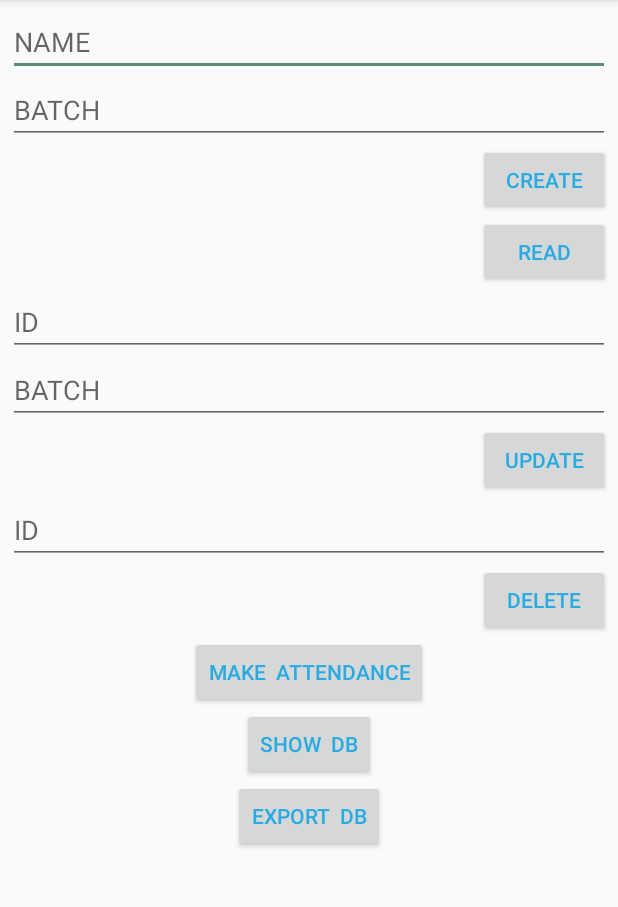
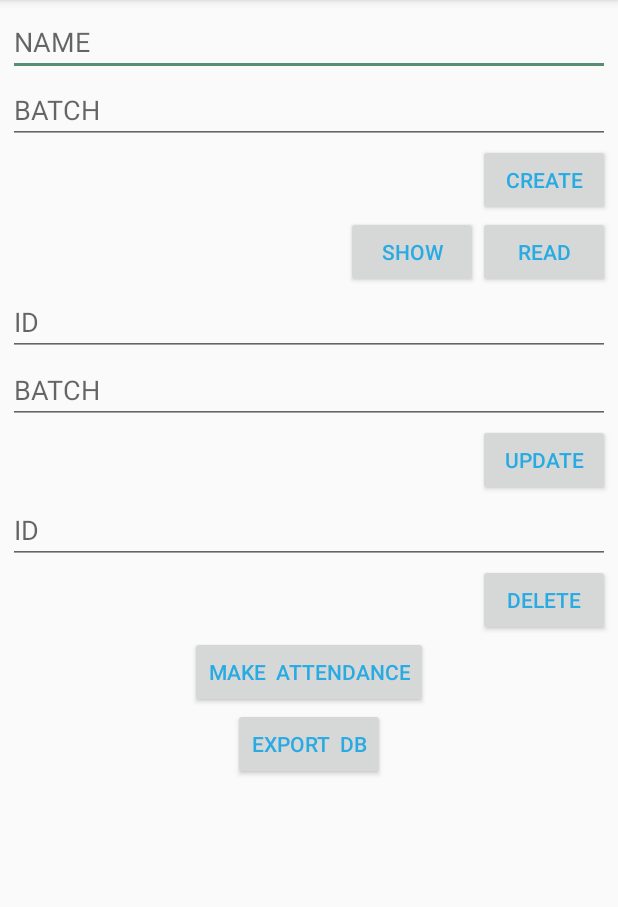
Before and after one commit to ujjwalmaity/SQLiteDataStorage, an Android app: the screen it shows after launch (MainActivity), on a phone screen of 412 x 824 dp, the part 84-991 px from its top. Run offline under Robolectric (Android 15) with nearby library versions, the phone set to English and light mode, and no system bars.

```diff
--- a/app/src/main/res/layout/activity_main.xml
+++ b/app/src/main/res/layout/activity_main.xml
@@ -36,20 +36,34 @@
         android:text="CREATE"
         android:textColor="@color/colorButton" />
 
-    <Button
-        android:id="@+id/read"
-        android:layout_width="wrap_content"
+    <LinearLayout
+        android:id="@+id/linearLayout2"
+        android:layout_width="match_parent"
         android:layout_height="wrap_content"
         android:layout_below="@+id/create"
-        android:layout_alignParentEnd="true"
-        android:text="READ"
-        android:textColor="@color/colorButton" />
+        android:gravity="end"
+        android:orientation="horizontal">
+
+        <Button
+            android:id="@+id/show"
+            android:layout_width="wrap_content"
+            android:layout_height="wrap_content"
+            android:text="SHOW"
+            android:textColor="@color/colorButton" />
+
+        <Button
+            android:id="@+id/read"
+            android:layout_width="wrap_content"
+            android:layout_height="wrap_content"
+            android:text="READ"
+            android:textColor="@color/colorButton" />
+    </LinearLayout>
 
     <EditText
         android:id="@+id/id"
         android:layout_width="match_parent"
         android:layout_height="wrap_content"
-        android:layout_below="@+id/read"
+        android:layout_below="@+id/linearLayout2"
         android:hint="ID"
         android:inputType="number"
         android:textColor="@color/colorEditText" />
@@ -100,20 +114,11 @@
         android:textColor="@color/colorButton" />
 
     <Button
-        android:id="@+id/show"
+        android:id="@+id/export"
         android:layout_width="wrap_content"
         android:layout_height="wrap_content"
         android:layout_below="@id/attendance"
         android:layout_centerHorizontal="true"
-        android:text="SHOW  DB"
-        android:textColor="@color/colorButton" />
-
-    <Button
-        android:id="@+id/export"
-        android:layout_width="wrap_content"
-        android:layout_height="wrap_content"
-        android:layout_below="@id/show"
-        android:layout_centerHorizontal="true"
         android:text="EXPORT  DB"
         android:textColor="@color/colorButton" />
 </RelativeLayout>
```
Also changed, not shown: 9 other files.
